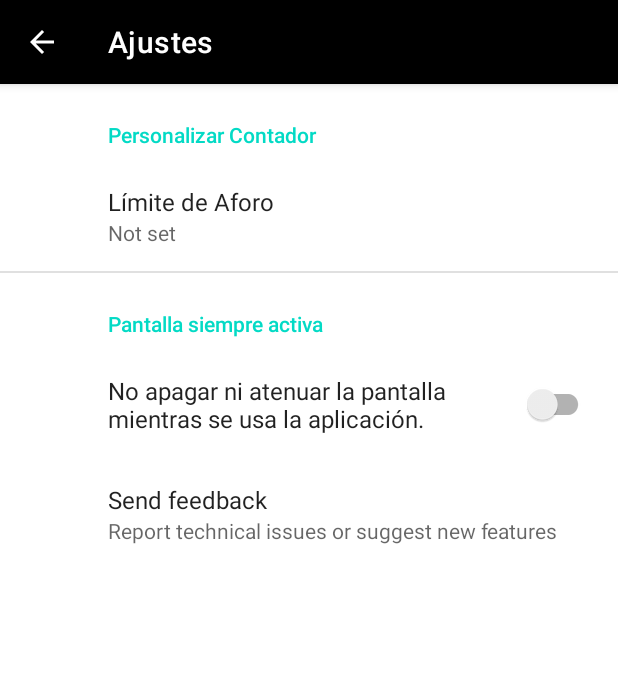
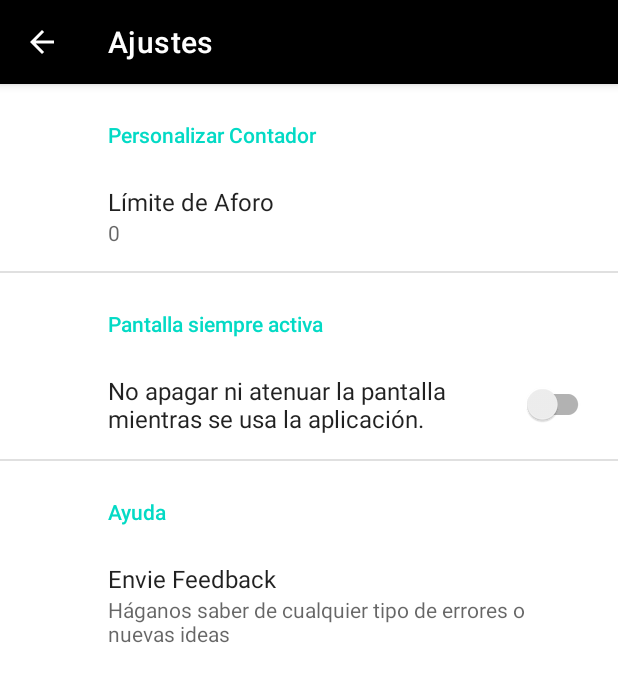
Before and after one commit to BraisBarboza/Portinas, an Android app: the AforoFragment screen opened directly, with no data from a screen before it, after a tap on "Configuración", on a phone screen of 412 x 824 dp. Shown: the top 682 px of the screen. Run offline under Robolectric (Android 15) with nearby library versions, the phone set to English and light mode, and no system bars; our stand-ins replace ButterKnife, Firebase (no records; nobody signed in at launch, a user with empty details on screens opened directly), androidx.preference; 1 other tap on this screen came first.

Commit message:
"Añadida configuracion para ajustar aforo total"

```diff
--- a/app/src/main/java/com/example/portinas/EnterAforoActivity.java
+++ b/app/src/main/java/com/example/portinas/EnterAforoActivity.java
@@ -40,7 +40,7 @@ public class EnterAforoActivity extends AppCompatActivity {
             ButterKnife.bind(this);
         } else {
             Intent intent = new Intent(getApplicationContext(), MainActivity.class);
-            String aforonum = PreferencesConfig.loadTotalfromPref(getApplicationContext()).toString();
+            String aforonum = PreferencesConfig.loadTotalfromPref(getApplicationContext());
             intent.putExtra(KEY_TEXT, aforonum);
             startActivity(intent);
         }
--- a/app/src/main/java/com/example/portinas/MainActivity.java
+++ b/app/src/main/java/com/example/portinas/MainActivity.java
@@ -164,7 +164,10 @@ public class MainActivity extends AppCompatActivity implements NavigationView.On
                 intentSend.putExtra(Intent.EXTRA_TEXT, getString(R.string.share_text));
                 startActivity(intentSend);
                 break;
+            default:
+                return true;
         }
+
         drawer.closeDrawer(GravityCompat.START);
         return true;
     }
@@ -191,7 +194,7 @@ public class MainActivity extends AppCompatActivity implements NavigationView.On
 
     @Override
     public int getAforo() {
-        return final_value;
+        return Integer.valueOf(PreferencesConfig.loadTotalfromPref(getApplicationContext()));
     }
 
     @Override
--- a/app/src/main/java/com/example/portinas/PreferencesConfig.java
+++ b/app/src/main/java/com/example/portinas/PreferencesConfig.java
@@ -5,7 +5,7 @@ import android.content.SharedPreferences;
 
 public class PreferencesConfig {
 
-    private static final String MY_PREFERENCE_PORTINAS = "com.example.portinas";
+    private static final String MY_PREFERENCE_PORTINAS = "com.example.portinas_preferences";
     private static final String PREFER_CODE_KEY = "pref_code_key";
     private static final String PREFER_TOTAL_KEY = "pref_saved_total";
     ;
@@ -21,7 +21,7 @@ public class PreferencesConfig {
     public static  void saveTotalinPref(Context context, int total) {
         SharedPreferences pref = context.getSharedPreferences(MY_PREFERENCE_PORTINAS,context.MODE_PRIVATE);
         SharedPreferences.Editor editor = pref.edit();
-        editor.putInt(PREFER_TOTAL_KEY,total);
+        editor.putString(PREFER_TOTAL_KEY,String.valueOf(total));
         editor.apply();
         editor.commit();
     }
@@ -31,9 +31,9 @@ public class PreferencesConfig {
         return pref.getString(PREFER_CODE_KEY, context.getString(R.string.defaultValue));
     }
 
-    public  static Integer loadTotalfromPref (Context context) {
+    public  static String loadTotalfromPref (Context context) {
         SharedPreferences pref = context.getSharedPreferences(MY_PREFERENCE_PORTINAS,context.MODE_PRIVATE);
-        return pref.getInt(PREFER_TOTAL_KEY, 0);
+        return pref.getString(PREFER_TOTAL_KEY, "");
     }
 
 
--- a/app/src/main/java/com/example/portinas/SettingsActivity.java
+++ b/app/src/main/java/com/example/portinas/SettingsActivity.java
@@ -1,16 +1,26 @@
 package com.example.portinas;
 
+import android.content.Context;
 import android.content.SharedPreferences;
 import android.os.Bundle;
+import android.preference.Preference;
 
 import androidx.appcompat.app.ActionBar;
 import androidx.appcompat.app.AppCompatActivity;
+import androidx.preference.EditTextPreference;
+import androidx.preference.ListPreference;
 import androidx.preference.PreferenceFragmentCompat;
+import androidx.preference.PreferenceManager;
 import androidx.preference.SwitchPreference;
+
+import java.util.Map;
 
 public class SettingsActivity extends AppCompatActivity implements SharedPreferences.OnSharedPreferenceChangeListener {
 
     public SwitchPreference switchpref;
+    private static final String PREFER_TOTAL_KEY = "pref_saved_total";
+
+
 
     @Override
     protected void onCreate(Bundle savedInstanceState) {
@@ -30,13 +40,16 @@ public class SettingsActivity extends AppCompatActivity implements SharedPrefere
 
     @Override
     public void onSharedPreferenceChanged(SharedPreferences sharedPreferences, String s) {
-
     }
 
     public static class SettingsFragment extends PreferenceFragmentCompat {
         @Override
         public void onCreatePreferences(Bundle savedInstanceState, String rootKey) {
-            setPreferencesFromResource(R.xml.optionscreen, rootKey);
+            setPreferencesFromResource(R.xml.optionscreen,rootKey);
         }
     }
+
+
+
+
 }
--- a/app/src/main/res/values/strings.xml
+++ b/app/src/main/res/values/strings.xml
@@ -29,6 +29,7 @@
     <string name="active_screen_switch_str">No apagar ni atenuar la pantalla mientras se usa la aplicación.</string>
     <string name="title_activity_settings">Ajustes</string>
     <string name="backpress">\Presiona otra vez para salir</string>
+    <string name="help_str">Ayuda</string>
 
 
 </resources>
--- a/app/src/main/res/xml/optionscreen.xml
+++ b/app/src/main/res/xml/optionscreen.xml
@@ -7,7 +7,8 @@
 
 
         <EditTextPreference
-            app:key="aforo_num"
+            app:key="pref_saved_total"
+            android:inputType="number"
             android:textStyle="bold"
             app:title="@string/limite_str"
             app:subtitle="@string/limite_sub"
@@ -27,9 +28,12 @@
 
     </PreferenceCategory>
 
+
+    <PreferenceCategory app:title="@string/help_str">
     <Preference
         app:key="feedback"
-        app:title="Send feedback"
-        app:summary="Report technical issues or suggest new features"/>
+        app:title="Envie Feedback"
+        app:summary="Háganos saber de cualquier tipo de errores o nuevas ideas"/>
+    </PreferenceCategory>
 
 </PreferenceScreen>
```
